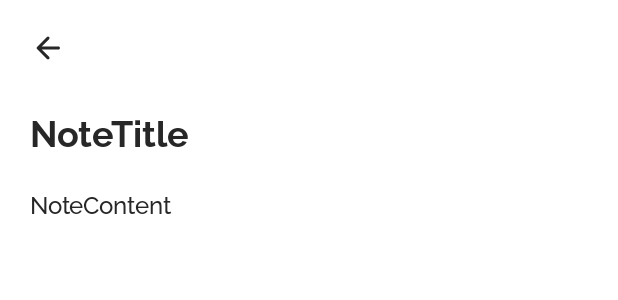
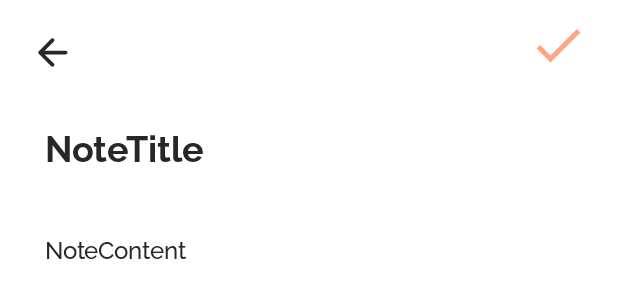
Before and after one commit to Gppovrm/TravelMateApp, an Android app: the layout activity_view_note_data.xml on its own in the app's theme, with its tools: preview values and no code run, on a phone screen of 412 x 824 dp. Shown: the top 300 px of the screen. Run offline under Robolectric (Android 15) with nearby library versions, the phone set to English and light mode, and no system bars.

Commit message:
Notes with DB. Add and Update functions access

```diff
--- a/app/src/main/res/layout/activity_view_note_data.xml
+++ b/app/src/main/res/layout/activity_view_note_data.xml
@@ -8,18 +8,31 @@
     android:background="@color/white">
 
     <ImageView
-        android:layout_width="wrap_content"
-        android:layout_height="wrap_content"
+        android:id="@+id/arrow_back_btn"
+        android:layout_width="30dp"
+        android:layout_height="30dp"
         android:src="@drawable/ic_round_arrow_back"
         app:layout_constraintTop_toTopOf="parent"
         app:layout_constraintStart_toStartOf="parent"
         android:layout_marginTop="20dp"
         android:layout_marginStart="20dp"/>
 
-    <TextView
-        android:id="@+id/note_title_view"
+    <ImageView
+        android:id="@+id/save_note_btn"
+        android:layout_width="40dp"
+        android:layout_height="40dp"
+        android:src="@drawable/ic_done"
+        app:layout_constraintEnd_toEndOf="parent"
+        app:layout_constraintTop_toTopOf="parent"
+        android:layout_marginEnd="20dp"
+        android:layout_marginTop="10dp"/>
+
+    <EditText
+        android:id="@+id/note_title_view_edit"
         android:layout_width="match_parent"
         android:layout_height="wrap_content"
+        android:background="@drawable/edittext_new_note_bg"
+        android:padding="10dp"
         android:text="NoteTitle"
         android:textSize="24sp"
         android:fontFamily="@font/raleway_bold"
@@ -32,21 +45,21 @@
         android:layout_marginStart="20dp"
         android:layout_marginEnd="20dp"/>
 
-    <TextView
-        android:id="@+id/note_content_view"
+    <EditText
+        android:id="@+id/note_content_view_edit"
         android:layout_width="match_parent"
         android:layout_height="wrap_content"
+        android:background="@drawable/edittext_new_note_bg"
+        android:padding="10dp"
         android:text="NoteContent"
         android:textSize="16sp"
         android:fontFamily="@font/raleway_medium"
         android:textColor="@color/black"
-        app:layout_constraintTop_toBottomOf="@id/note_title_view"
+        app:layout_constraintTop_toBottomOf="@id/note_title_view_edit"
         app:layout_constraintStart_toStartOf="parent"
         app:layout_constraintEnd_toEndOf="parent"
         android:layout_marginTop="20dp"
         android:layout_marginStart="20dp"
         android:layout_marginEnd="20dp"/>
 
-
-
 </androidx.constraintlayout.widget.ConstraintLayout>
```
Also changed, not shown: app/src/main/java/com/example/registerwithfirebaseapp/ViewNoteDataActivity.java (+40 -2 lines), app/src/main/res/layout/activity_create_note.xml (+3 -5 lines).
